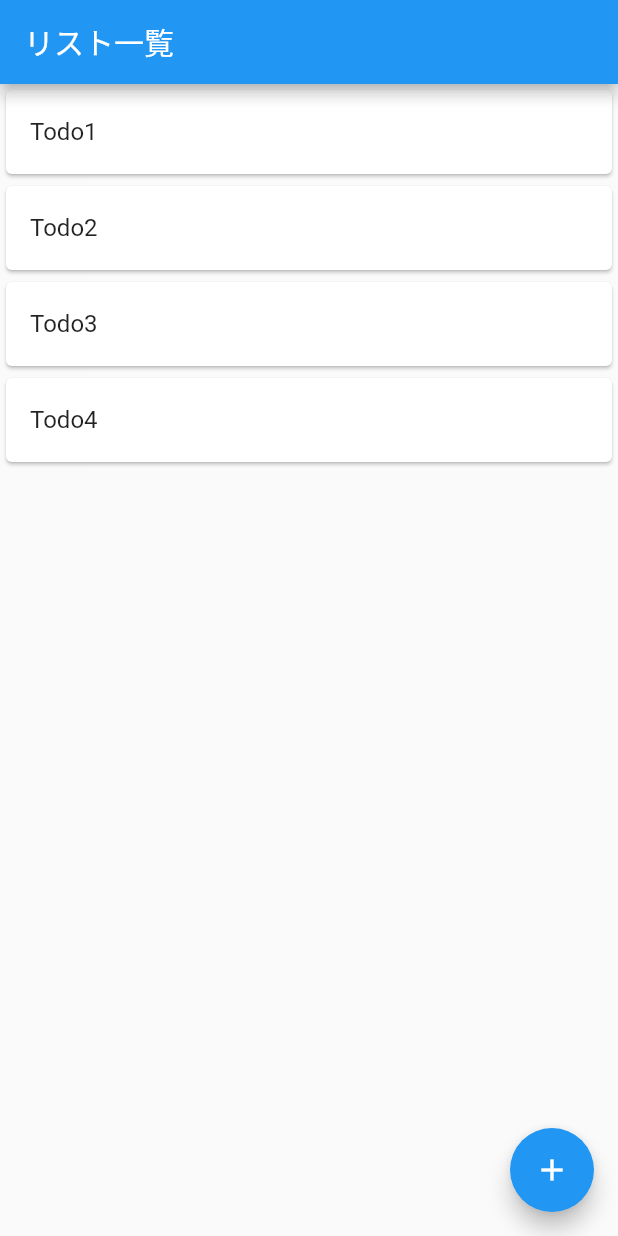
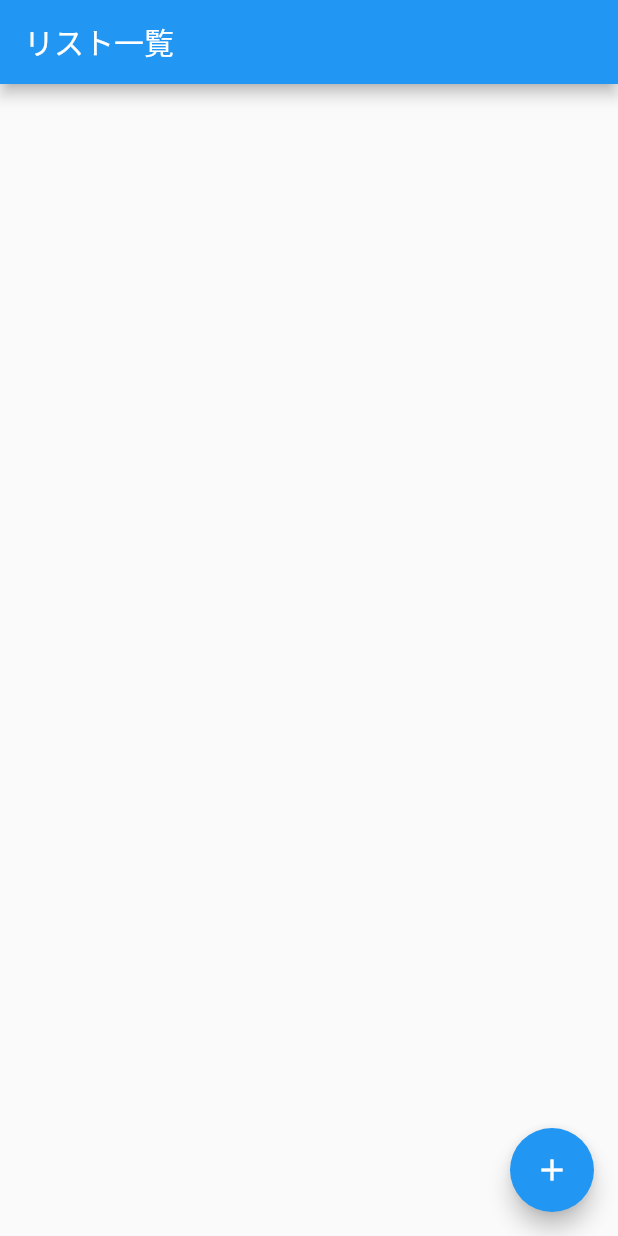
Before and after one commit to ndjndj/flutter-playground, a Flutter app: the screen it shows after launch, on a phone screen of 412 x 824 dp. Run offline on Flutter 3.47's test engine with Material 2 defaults, Android fonts, the phone set to English and light mode, and no system bars.

Commit message:
list card

```diff
--- a/flutter_todo/lib/main.dart
+++ b/flutter_todo/lib/main.dart
@@ -28,38 +28,22 @@ class TodoListPage extends StatefulWidget {
 // リスト一覧画面用Widget
 class _TodoListPageState extends State<TodoListPage> {
   List<String> todoList = [];
+
   @override
   Widget build(BuildContext context) {
     return Scaffold(
       appBar: AppBar(
         title: Text('リスト一覧'),
       ),
-      body: ListView(
-        children: <Widget>[
-          Card(
+      body: ListView.builder(
+        itemCount: todoList.length,
+        itemBuilder: (context, index) {
+          return Card(
             child: ListTile(
-              title: Text('Todo1')
-            ),
-          ),
-
-          Card(
-            child: ListTile(
-              title: Text('Todo2')
-            ),
-          ),
-
-          Card(
-            child: ListTile(
-              title: Text('Todo3')
-            ),
-          ),
-
-          Card(
-            child: ListTile(
-              title: Text('Todo4')
-            ),
-          ),
-        ],
+              title: Text(todoList[index])
+            )
+          );
+        },
       ),
       floatingActionButton: FloatingActionButton(
         onPressed: () async {
```
